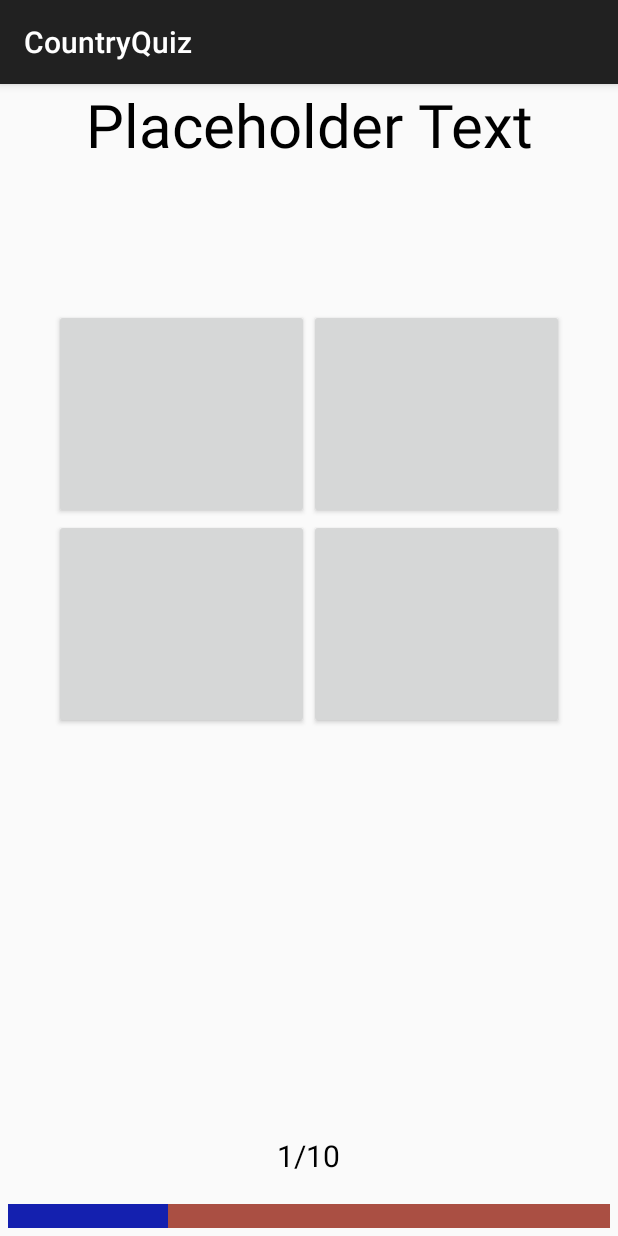
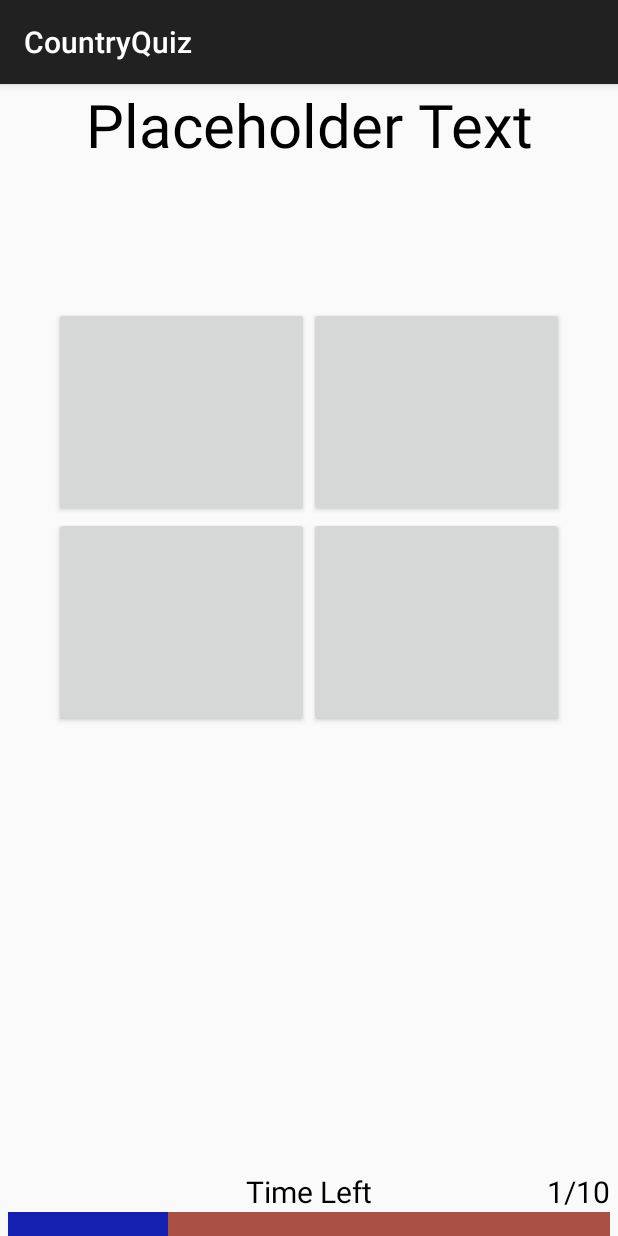
Before and after one commit to AndrewPochapsky/CountryCapitals, an Android app: the QuizInProgressActivity screen opened directly, with no data from a screen before it, on a phone screen of 412 x 824 dp. Run offline under Robolectric (Android 15) with nearby library versions, the phone set to English and light mode, and no system bars; network calls fail; 5 statements that could not run were skipped.

Commit message:
Redesigned activity_quiz_inprogress.xml to fix button shifting issue, also added progress text

```diff
--- a/app/src/main/java/dreadloaf/com/countryquiz/QuizInProgressActivity.java
+++ b/app/src/main/java/dreadloaf/com/countryquiz/QuizInProgressActivity.java
@@ -18,6 +18,7 @@ import android.view.animation.DecelerateInterpolator;
 import android.view.animation.LinearInterpolator;
 import android.widget.Button;
 import android.widget.GridLayout;
+import android.widget.LinearLayout;
 import android.widget.ProgressBar;
 import android.widget.TextView;
 
@@ -32,7 +33,7 @@ public class QuizInProgressActivity extends AppCompatActivity implements View.On
     String mRegion;
     Queue<Question> mQuestions;
     TextView mQuestionTextView, mProgressTextView;
-    GridLayout mButtonGrid;
+    LinearLayout mFirstRow, mSecondRow;
     ProgressBar mTimer;
     ObjectAnimator mAnimation;
     Question mCurrentQuestion;
@@ -50,10 +51,11 @@ public class QuizInProgressActivity extends AppCompatActivity implements View.On
         setContentView(R.layout.activity_quiz_inprogress);
 
         mQuestionTextView = findViewById(R.id.quiz_inprogress_header);
-        mButtonGrid = findViewById(R.id.quiz_button_grid);
+        mFirstRow = findViewById(R.id.first_button_row);
+        mSecondRow = findViewById(R.id.second_button_row);
         mTimer = findViewById(R.id.timer);
-        mProgressTextView = findViewById(R.id.quiz_progress_textview);
-        mButtons = new Button[mButtonGrid.getChildCount()];
+        mProgressTextView = findViewById(R.id.progress_text);
+        mButtons = new Button[mSecondRow.getChildCount() + mFirstRow.getChildCount()];
 
         // Get the Drawable custom_progressbar
         Drawable draw=getResources().getDrawable(R.drawable.custom_progressbar);
@@ -66,23 +68,24 @@ public class QuizInProgressActivity extends AppCompatActivity implements View.On
             mRegion = previousActivityIntent.getStringExtra("region");
         }
         mQuestions = setupQuestions();
-
-        for(int i = 0; i < mButtonGrid.getChildCount(); i++){
-            Button button = (Button)mButtonGrid.getChildAt(i);
-            mButtons[i] = button;
+        int index = 0;
+        for(int i = 0; i < mFirstRow.getChildCount(); i++){
+            Button button = (Button)mFirstRow.getChildAt(i);
+            mButtons[index] = button;
             button.setOnClickListener(this);
+            index++;
+        }
+        for(int i = 0; i < mSecondRow.getChildCount(); i++){
+            Button button = (Button)mSecondRow.getChildAt(i);
+            mButtons[index] = button;
+            button.setOnClickListener(this);
+            index++;
         }
 
         setupAnimation();
         setupNextQuestion();
-
-        mProgress = 1;
-        String text = mProgress + "/" + mNumQuestions;
-        mProgressTextView.setText(text);
-
+        updateProgressText();
         mAnimation.start();
-
-
     }
 
     @Override
@@ -96,11 +99,9 @@ public class QuizInProgressActivity extends AppCompatActivity implements View.On
         else{
             //Answer is wrong, do something
         }
-        mProgress++;
-        String text = mProgress + "/" + mNumQuestions;
-        mProgressTextView.setText(text);
+        updateProgressText();
         setupNextQuestion();
-
+        mAnimation.start();
     }
 
     private Queue<Question> setupQuestions(){
@@ -160,8 +161,8 @@ public class QuizInProgressActivity extends AppCompatActivity implements View.On
             public void onAnimationEnd(Animator animator) {
                 //if this happens, then the user has not clicked any option in time
                 //start next question and mark this one is wrong
-
-                //TODO: don't just start anim again
+                updateProgressText();
+                setupNextQuestion();
                 mAnimation.start();
             }
 
@@ -200,4 +201,10 @@ public class QuizInProgressActivity extends AppCompatActivity implements View.On
             s.setSpan(new ForegroundColorSpan(Color.RED), start, end, Spannable.SPAN_EXCLUSIVE_EXCLUSIVE);
         }
     }
+
+    private void updateProgressText(){
+        mProgress++;
+        String text = mProgress + "/" + mNumQuestions;
+        mProgressTextView.setText(text);
+    }
 }
--- a/app/src/main/res/layout/activity_quiz_inprogress.xml
+++ b/app/src/main/res/layout/activity_quiz_inprogress.xml
@@ -1,8 +1,10 @@
 <?xml version="1.0" encoding="utf-8"?>
-<RelativeLayout xmlns:android="http://schemas.android.com/apk/res/android"
-    android:layout_width="wrap_content"
+<LinearLayout xmlns:android="http://schemas.android.com/apk/res/android"
+    android:layout_width="match_parent"
     android:layout_height="match_parent"
     android:orientation="vertical"
+    android:baselineAligned="false"
+    android:gravity="center_horizontal"
     xmlns:tools="http://schemas.android.com/tools"
     tools:context="dreadloaf.com.countryquiz.QuizInProgressActivity">
     <TextView
@@ -11,35 +13,60 @@
         android:text="@string/placeholder"
         android:gravity="center_horizontal"
         android:textColor="@android:color/black"
-        android:textSize="40dp"
+        android:textSize="40sp"
         android:id="@+id/quiz_inprogress_header"
         android:lines="3"
         android:layout_marginEnd="10dp"
         android:layout_marginStart="10dp"/>
 
-    <GridLayout
+    <LinearLayout
         android:layout_width="wrap_content"
         android:layout_height="wrap_content"
-        android:layout_alignParentTop="true"
-        android:layout_centerHorizontal="true"
-        android:layout_marginTop="150dp"
-        android:columnCount="2"
-        android:orientation="vertical"
-        android:rowCount="2"
-        android:id="@+id/quiz_button_grid">
+        android:orientation="horizontal"
+        android:id="@+id/first_button_row">
+        <Button
+            style="@style/quizButton" />
+        <Button
+            style="@style/quizButton"/>
+    </LinearLayout>
 
+    <LinearLayout
+        android:layout_width="wrap_content"
+        android:layout_height="wrap_content"
+        android:orientation="horizontal"
+        android:id="@+id/second_button_row">
         <Button
             style="@style/quizButton"/>
 
         <Button
             style="@style/quizButton"/>
+    </LinearLayout>
+    <RelativeLayout
+        android:layout_width="match_parent"
+        android:layout_height="wrap_content"
+        android:gravity="center_horizontal">
 
-        <Button
-            style="@style/quizButton" />
+        <TextView
+            android:layout_width="wrap_content"
+            android:layout_height="wrap_content"
+            android:layout_above="@+id/timer"
+            android:layout_centerHorizontal="true"
+            android:text="@string/time_left"
+            android:textColor="@android:color/black"
+            android:textSize="20sp" />
 
-        <Button
-            style="@style/quizButton"/>
-    </GridLayout>
+        <TextView
+            android:layout_width="wrap_content"
+            android:layout_height="wrap_content"
+            android:layout_alignParentEnd="true"
+            android:layout_marginEnd="5dp"
+            android:layout_above="@+id/timer"
+            android:layout_centerHorizontal="true"
+            android:text="X/10"
+            android:textColor="@android:color/black"
+            android:textSize="20sp"
+            android:id="@+id/progress_text"/>
+
 
         <ProgressBar
             android:id="@+id/timer"
@@ -49,23 +76,10 @@
             android:layout_height="wrap_content"
             android:max="100"
             android:progress="0"
-
-        android:layout_alignParentBottom="true"
-        android:layout_alignParentStart="true"
             android:layout_marginStart="5dp"
             android:layout_marginEnd="5dp"
-        android:layout_marginBottom="5dp"
-        />
-    <TextView
-        android:layout_width="wrap_content"
-        android:layout_height="wrap_content"
-        android:text="@string/placeholder"
-        android:layout_centerHorizontal="true"
-        android:layout_alignParentBottom="true"
-        android:layout_marginBottom="40dp"
-        android:textColor="@android:color/black"
-        android:id="@+id/quiz_progress_textview"
-        android:textSize="20sp"/>
-
+            android:layout_alignParentBottom="true"/>
 
     </RelativeLayout>
+
+</LinearLayout>
--- a/app/src/main/res/values/strings.xml
+++ b/app/src/main/res/values/strings.xml
@@ -3,4 +3,5 @@
     <string name="main_activity_header">Choose a Region</string>
     <string name="placeholder">Placeholder Text</string>
     <string name="start_quiz_button">Start Quiz</string>
+    <string name="time_left">Time Left</string>
 </resources>
```
Lines whose indentation alone changed are shown as unchanged.
